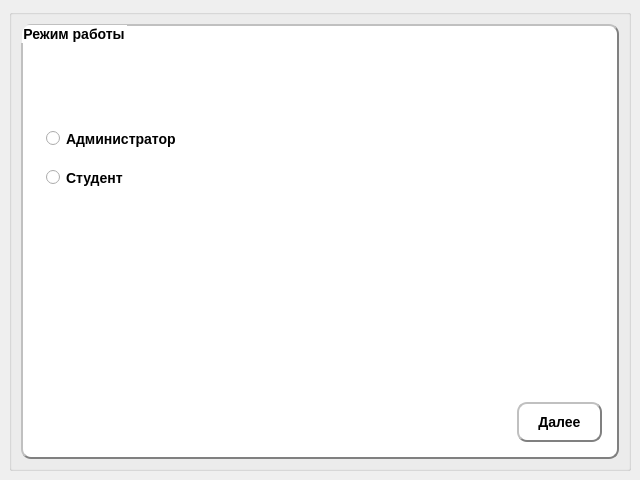
Rayzedan/SystemControlStudent, file mainwindow.ui: the form before one commit.
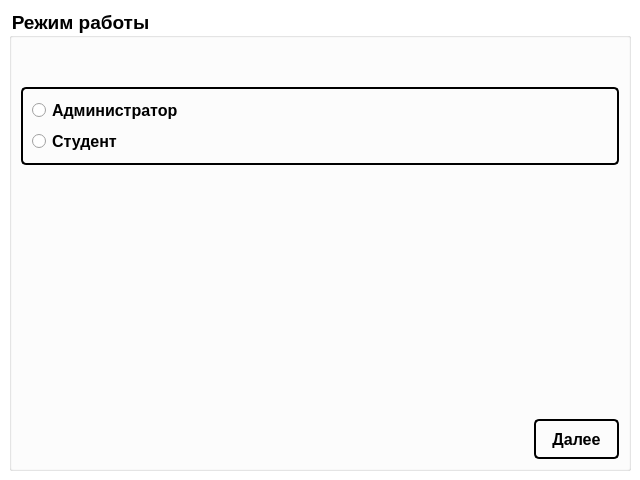
The form after the commit.

Patch:
```diff
--- a/mainwindow.ui
+++ b/mainwindow.ui
@@ -37,7 +37,9 @@
    <string>SystemControlStudent</string>
   </property>
   <property name="styleSheet">
-   <string notr="true"/>
+   <string notr="true">QMainWindow {
+background: white;
+}</string>
   </property>
   <widget class="QWidget" name="centralwidget">
    <property name="sizePolicy">
@@ -52,25 +54,7 @@
      <height>480</height>
     </size>
    </property>
-   <layout class="QVBoxLayout" name="verticalLayout_3">
-    <item>
-     <widget class="QGroupBox" name="groupBox_2">
-      <property name="sizePolicy">
-       <sizepolicy hsizetype="Expanding" vsizetype="Expanding">
-        <horstretch>0</horstretch>
-        <verstretch>0</verstretch>
-       </sizepolicy>
-      </property>
-      <property name="maximumSize">
-       <size>
-        <width>640</width>
-        <height>480</height>
-       </size>
-      </property>
-      <property name="title">
-       <string/>
-      </property>
-      <layout class="QHBoxLayout" name="horizontalLayout_2" stretch="0">
+   <layout class="QVBoxLayout" name="verticalLayout_2">
        <item>
         <widget class="QGroupBox" name="groupBox">
          <property name="sizePolicy">
@@ -91,30 +75,30 @@
            <height>480</height>
           </size>
          </property>
+      <property name="font">
+       <font>
+        <pointsize>14</pointsize>
+        <bold>true</bold>
+        <underline>false</underline>
+        <strikeout>false</strikeout>
+       </font>
+      </property>
          <property name="styleSheet">
           <string notr="true">QWidget {
-	background-color: white;
-     border-style: outset;
-     border-width: 2px;
-     border-radius: 10px;
-     border-color: gray;
-     font: bold 14px;
-  
-     padding: 6px;}
-
-QPushButton:pressed {
-     background-color: grey;
-     border-style: inset;
- }
-QToolButton:pressed {
-     background-color: grey;
-     border-style: inset;
- }</string>
+background: ;
+display: inline-block;
+  color: Black;
+  font-weight: 700;
+  text-decoration: none;
+  user-select: none;
+  outline: none;
+  transition: 0.2s;
+}</string>
          </property>
          <property name="title">
           <string>Режим работы</string>
          </property>
-         <layout class="QVBoxLayout" name="verticalLayout" stretch="2,6,6,5,1">
+      <layout class="QVBoxLayout" name="verticalLayout" stretch="0,0,5,1">
           <item>
            <spacer name="verticalSpacer_3">
             <property name="orientation">
@@ -129,19 +113,38 @@
            </spacer>
           </item>
           <item>
+        <widget class="QGroupBox" name="groupBox_2">
+         <property name="styleSheet">
+          <string notr="true">QGroupBox {
+display: inline-block;
+  color: white;
+  font-weight: 700;
+text-decoration: none;
+  user-select: none;
+  color: black;
+  outline: none;
+  border: 2px solid;
+  border-radius: 5px;
+  transition: 0.2s;
+} </string>
+         </property>
+         <property name="title">
+          <string/>
+         </property>
+         <layout class="QVBoxLayout" name="verticalLayout_3">
+          <item>
            <widget class="QRadioButton" name="radioButton">
             <property name="font">
              <font>
-              <pointsize>-1</pointsize>
-              <weight>75</weight>
+              <pointsize>12</pointsize>
               <italic>false</italic>
               <bold>true</bold>
+              <underline>false</underline>
+              <strikeout>false</strikeout>
              </font>
             </property>
             <property name="styleSheet">
-             <string notr="true">QRadioButton{
-border-color: white;
-}</string>
+             <string notr="true"/>
             </property>
             <property name="text">
              <string>Администратор</string>
@@ -150,16 +153,25 @@
           </item>
           <item>
            <widget class="QRadioButton" name="radioButton_2">
+            <property name="font">
+             <font>
+              <pointsize>12</pointsize>
+              <bold>true</bold>
+              <underline>false</underline>
+              <strikeout>false</strikeout>
+             </font>
+            </property>
             <property name="styleSheet">
-             <string notr="true">QRadioButton{
-border-color: white;
-}</string>
+             <string notr="true"/>
             </property>
             <property name="text">
              <string>Студент</string>
             </property>
            </widget>
           </item>
+         </layout>
+        </widget>
+       </item>
           <item>
            <spacer name="verticalSpacer_2">
             <property name="orientation">
@@ -208,8 +220,29 @@
                 <height>40</height>
                </size>
               </property>
+           <property name="font">
+            <font>
+             <pointsize>12</pointsize>
+             <bold>true</bold>
+             <underline>false</underline>
+             <strikeout>false</strikeout>
+            </font>
+           </property>
               <property name="styleSheet">
-               <string notr="true"/>
+            <string notr="true">QPushButton {
+display: inline-block;
+  color: white;
+  font-weight: 700;
+text-decoration: none;
+  user-select: none;
+  color: black;
+  outline: none;
+  border: 2px solid;
+  border-radius: 5px;
+  transition: 0.2s;
+} 
+QPushButton:hover { background: gray }
+QPushButton:pressed { background: white; }</string>
               </property>
               <property name="text">
                <string>Далее</string>
@@ -220,9 +253,6 @@
              </widget>
             </item>
            </layout>
-          </item>
-         </layout>
-        </widget>
        </item>
       </layout>
      </widget>
```
Lines whose indentation alone changed are shown as unchanged.
